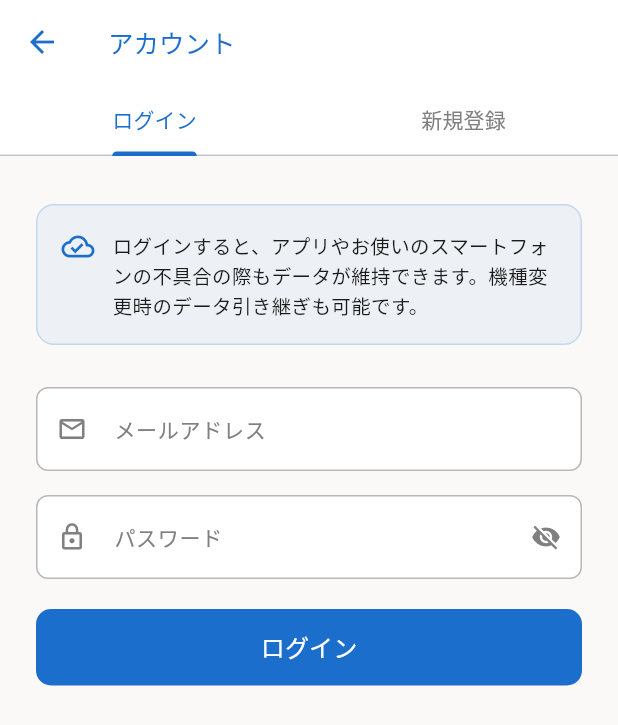
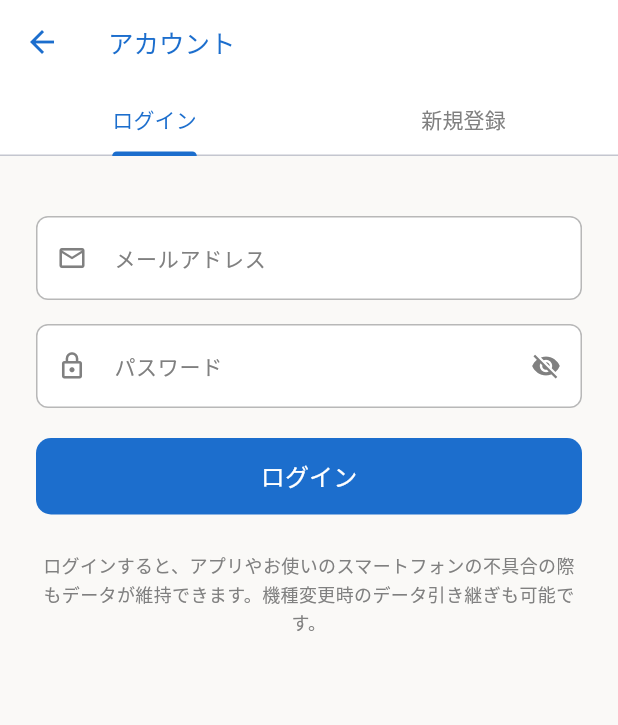
Before and after one commit to erablea/alamode_app, a Flutter app: the screen it shows after launch, after a tap on "ログイン / 新規登録", on a phone screen of 412 x 824 dp. Shown: the top 725 px of the screen. Run offline on Flutter 3.47's test engine with Material 3 defaults, Android fonts, the phone set to English and light mode, and no system bars; our stand-ins replace cached_network_image, image_picker, shared_preferences, supabase_flutter, syncfusion_flutter_datepicker; accounts and stored records are empty; Roboto replaces fonts that are missing (ZenMaruGothic); project files that could hold a hidden picture were left out.

Commit message:
Tone down login prompt UI, strengthen password (10 chars), reorder fruit icons

```diff
--- a/lib/view/auth.dart
+++ b/lib/view/auth.dart
@@ -72,8 +72,8 @@ class _LoginScreenState extends State<LoginScreen> with SingleTickerProviderStat
       setState(() => _signupError = 'メールアドレスを入力してください');
       return;
     }
-    if (_signupPasswordCtrl.text.length < 6) {
-      setState(() => _signupError = 'パスワードは6文字以上で入力してください');
+    if (_signupPasswordCtrl.text.length < 10) {
+      setState(() => _signupError = 'パスワードは10文字以上で入力してください');
       return;
     }
     if (_signupPasswordCtrl.text != _signupPasswordConfirmCtrl.text) {
@@ -119,7 +119,7 @@ class _LoginScreenState extends State<LoginScreen> with SingleTickerProviderStat
     if (error.contains('Invalid login credentials')) return 'メールアドレスまたはパスワードが正しくありません';
     if (error.contains('Email not confirmed')) return 'メールアドレスの確認が完了していません';
     if (error.contains('User already registered')) return 'このメールアドレスはすでに登録されています';
-    if (error.contains('Password should be')) return 'パスワードは6文字以上で入力してください';
+    if (error.contains('Password should be')) return 'パスワードは10文字以上で入力してください';
     if (error.contains('rate limit')) return 'しばらく時間をおいてから再試行してください';
     return 'エラーが発生しました。もう一度お試しください。';
   }
@@ -155,9 +155,7 @@ class _LoginScreenState extends State<LoginScreen> with SingleTickerProviderStat
       child: Column(
         crossAxisAlignment: CrossAxisAlignment.stretch,
         children: [
-          const SizedBox(height: 8),
-          _buildPromotionCard(),
-          const SizedBox(height: 28),
+          const SizedBox(height: 16),
           _buildTextField(_loginEmailCtrl, 'メールアドレス', Icons.email_outlined, false),
           const SizedBox(height: 16),
           _buildTextField(
@@ -176,6 +174,8 @@ class _LoginScreenState extends State<LoginScreen> with SingleTickerProviderStat
                 ? const SizedBox(height: 20, width: 20, child: CircularProgressIndicator(strokeWidth: 2, color: Colors.white))
                 : const Text('ログイン', style: TextStyle(fontSize: 16, color: Colors.white)),
           ),
+          const SizedBox(height: 24),
+          _buildNote(),
         ],
       ),
     );
@@ -187,15 +187,13 @@ class _LoginScreenState extends State<LoginScreen> with SingleTickerProviderStat
       child: Column(
         crossAxisAlignment: CrossAxisAlignment.stretch,
         children: [
-          const SizedBox(height: 8),
-          _buildPromotionCard(),
-          const SizedBox(height: 28),
+          const SizedBox(height: 16),
           _buildTextField(_signupNameCtrl, 'お名前（ニックネーム可）', Icons.person_outline, false),
           const SizedBox(height: 16),
           _buildTextField(_signupEmailCtrl, 'メールアドレス', Icons.email_outlined, false),
           const SizedBox(height: 16),
           _buildTextField(
-            _signupPasswordCtrl, 'パスワード（6文字以上）', Icons.lock_outline, _obscureSignup,
+            _signupPasswordCtrl, 'パスワード（10文字以上）', Icons.lock_outline, _obscureSignup,
             toggle: () => setState(() => _obscureSignup = !_obscureSignup),
           ),
           const SizedBox(height: 16),
@@ -215,32 +213,18 @@ class _LoginScreenState extends State<LoginScreen> with SingleTickerProviderStat
                 ? const SizedBox(height: 20, width: 20, child: CircularProgressIndicator(strokeWidth: 2, color: Colors.white))
                 : const Text('アカウントを作成', style: TextStyle(fontSize: 16, color: Colors.white)),
           ),
+          const SizedBox(height: 24),
+          _buildNote(),
         ],
       ),
     );
   }
 
-  Widget _buildPromotionCard() {
-    return Container(
-      padding: const EdgeInsets.all(16),
-      decoration: BoxDecoration(
-        color: Theme.of(context).primaryColor.withOpacity(0.06),
-        borderRadius: BorderRadius.circular(12),
-        border: Border.all(color: Theme.of(context).primaryColor.withOpacity(0.2)),
-      ),
-      child: Row(
-        crossAxisAlignment: CrossAxisAlignment.start,
-        children: [
-          Icon(Icons.cloud_done_outlined, color: Theme.of(context).primaryColor, size: 22),
-          const SizedBox(width: 12),
-          const Expanded(
-            child: Text(
-              'ログインすると、アプリやお使いのスマートフォンの不具合の際もデータが維持できます。機種変更時のデータ引き継ぎも可能です。',
-              style: TextStyle(fontSize: 13, color: AppColors.blackDark, height: 1.55),
-            ),
-          ),
-        ],
-      ),
+  Widget _buildNote() {
+    return const Text(
+      'ログインすると、アプリやお使いのスマートフォンの不具合の際もデータが維持できます。機種変更時のデータ引き継ぎも可能です。',
+      style: TextStyle(fontSize: 12, color: AppColors.blackLight, height: 1.6),
+      textAlign: TextAlign.center,
     );
   }
 
@@ -301,41 +285,39 @@ class _LoginPromptDialogState extends State<LoginPromptDialog> {
       backgroundColor: AppColors.dialogBackground,
       shape: RoundedRectangleBorder(borderRadius: BorderRadius.circular(20)),
       child: Padding(
-        padding: const EdgeInsets.fromLTRB(24, 28, 24, 16),
+        padding: const EdgeInsets.fromLTRB(24, 24, 24, 16),
         child: Column(
           mainAxisSize: MainAxisSize.min,
+          crossAxisAlignment: CrossAxisAlignment.stretch,
           children: [
-            Icon(Icons.cloud_done_outlined, size: 44, color: primary),
-            const SizedBox(height: 14),
             const Text(
-              'データを安全に保存しよう',
+              'ログイン / 新規登録',
               style: TextStyle(fontSize: 16, fontWeight: FontWeight.bold, color: AppColors.blackDark),
-            ),
-            const SizedBox(height: 10),
-            const Text(
-              'ログインすると、アプリやお使いのスマートフォンの不具合の際もデータが維持できます。機種変更時にもデータを引き継ぐことができます。',
-              style: TextStyle(fontSize: 13, color: AppColors.blackLight, height: 1.55),
               textAlign: TextAlign.center,
             ),
             const SizedBox(height: 20),
-            SizedBox(
-              width: double.infinity,
-              child: ElevatedButton(
-                onPressed: () => _dismiss(goLogin: true),
-                style: ElevatedButton.styleFrom(padding: const EdgeInsets.symmetric(vertical: 12)),
-                child: const Text('ログイン / 新規登録', style: TextStyle(color: Colors.white)),
-              ),
+            ElevatedButton(
+              onPressed: () => _dismiss(goLogin: true),
+              style: ElevatedButton.styleFrom(padding: const EdgeInsets.symmetric(vertical: 12)),
+              child: const Text('ログイン / 新規登録', style: TextStyle(color: Colors.white)),
             ),
             TextButton(
               onPressed: () => _dismiss(),
               child: const Text('あとで', style: TextStyle(color: AppColors.blackLight, fontSize: 13)),
             ),
+            const SizedBox(height: 4),
+            const Text(
+              'ログインすると、アプリやお使いのスマートフォンの不具合の際もデータが維持できます。',
+              style: TextStyle(fontSize: 11, color: AppColors.blackLight, height: 1.5),
+              textAlign: TextAlign.center,
+            ),
+            const SizedBox(height: 12),
             Row(
               mainAxisAlignment: MainAxisAlignment.center,
               children: [
                 SizedBox(
-                  width: 24,
-                  height: 24,
+                  width: 20,
+                  height: 20,
                   child: Checkbox(
                     value: _neverShow,
                     onChanged: (v) => setState(() => _neverShow = v ?? false),
@@ -344,7 +326,7 @@ class _LoginPromptDialogState extends State<LoginPromptDialog> {
                   ),
                 ),
                 const SizedBox(width: 6),
-                const Text('今後表示しない', style: TextStyle(fontSize: 13, color: AppColors.blackLight)),
+                const Text('今後表示しない', style: TextStyle(fontSize: 12, color: AppColors.blackLight)),
               ],
             ),
             const SizedBox(height: 4),
--- a/lib/view/user.dart
+++ b/lib/view/user.dart
@@ -842,7 +842,7 @@ class _UserScreenState extends State<UserScreen> {
                   children: [
                     Text('ログイン / 新規登録', style: TextStyle(fontSize: 15, fontWeight: FontWeight.w600, color: AppColors.blackDark)),
                     SizedBox(height: 2),
-                    Text('データをクラウドで安全に保存', style: TextStyle(fontSize: 12, color: AppColors.blackLight)),
+                    Text('記録を端末間で引き継ぐことができます', style: TextStyle(fontSize: 12, color: AppColors.blackLight)),
                   ],
                 ),
               ),
--- a/lib/widgets/person_icon.dart
+++ b/lib/widgets/person_icon.dart
@@ -12,9 +12,9 @@ const List<_PersonIconDef> kPersonIcons = [
   _PersonIconDef(4,  '💐', Color(0xFFFFD8B8)), // オレンジクリーム
   _PersonIconDef(5,  '🌷', Color(0xFFFFC8D8)), // チューリップピンク
   _PersonIconDef(6,  '🌱', Color(0xFFB8F0D0)), // フレッシュミント
-  _PersonIconDef(7,  '🍋', Color(0xFFFFF3B0)), // レモンイエロー
+  _PersonIconDef(7,  '🍓', Color(0xFFFFB8CC)), // ストロベリーピンク
   _PersonIconDef(8,  '🍒', Color(0xFFF8A8B8)), // チェリーピンク
-  _PersonIconDef(9,  '🍓', Color(0xFFFFB8CC)), // ストロベリーピンク
+  _PersonIconDef(9,  '🍋', Color(0xFFFFF3B0)), // レモンイエロー
   _PersonIconDef(10, '🍰', Color(0xFFFCF4EC)), // ホワイトクリーム
   _PersonIconDef(11, '🕶️', Color(0xFFD8D8D8)), // グレー
   _PersonIconDef(12, '🩰', Color(0xFFFFD8E8)), // バレエピンク
```
